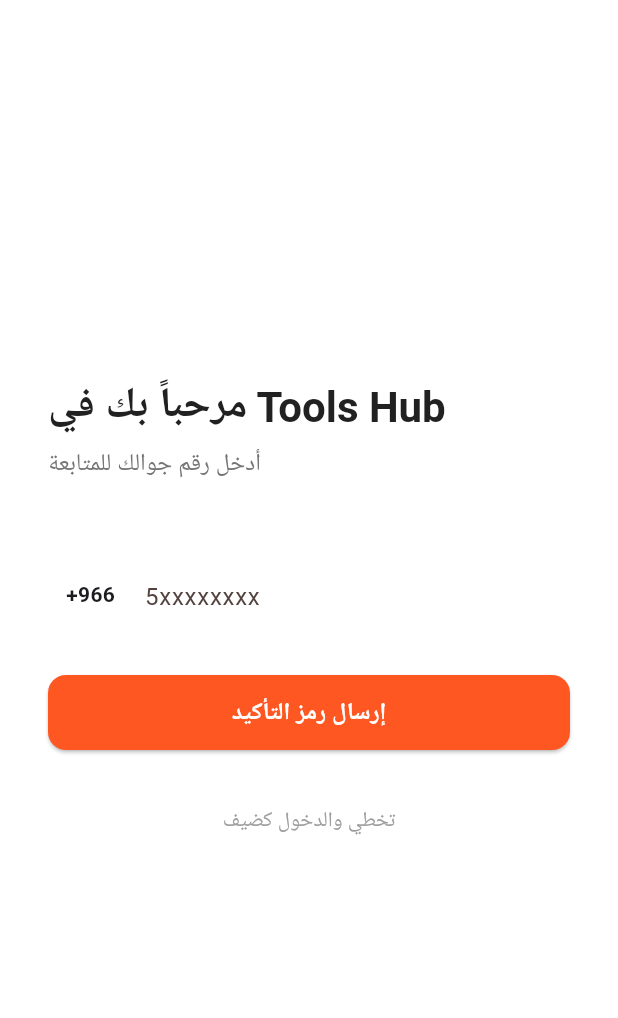
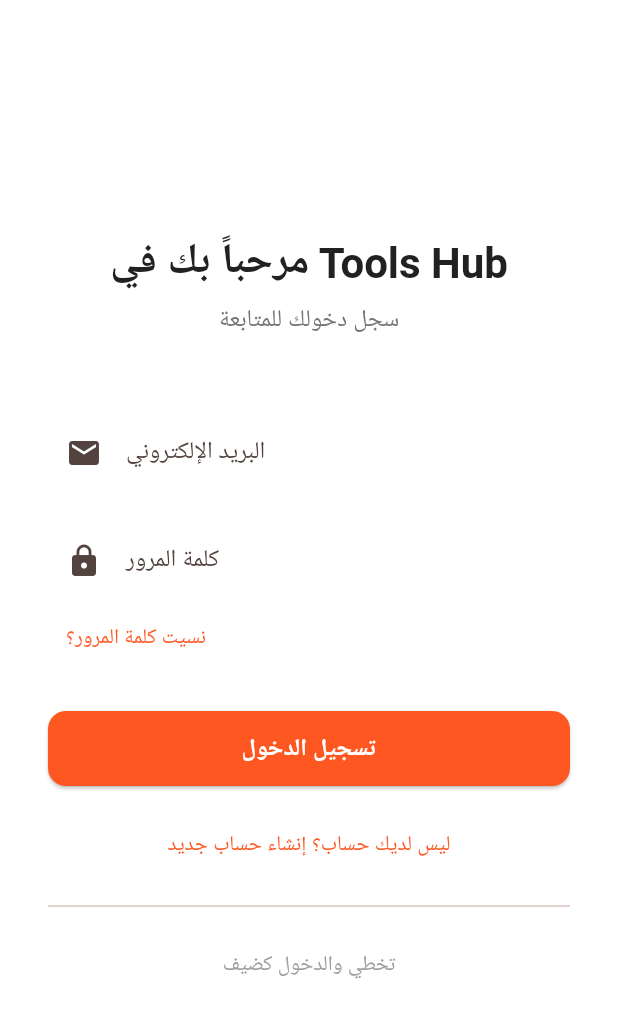
Before and after one commit to darysaleh3-ops/tools_hub, a Flutter app: the screen it shows after launch, on a phone screen of 412 x 824 dp. Shown: the top 1018 px of the screen. Run offline on Flutter 3.47's test engine with Material 3 defaults, Android fonts, the phone set to English and light mode, and no system bars; our stand-ins replace cloud_firestore, dio, firebase_auth, firebase_core, flutter_riverpod, font_awesome_flutter and 2 more; accounts and stored records are empty; Roboto replaces fonts that are missing (Cairo); statements that could not run were skipped.

Commit message:
Implement Email/Password Auth, Forgot Password, and Login Persistence

```diff
--- a/lib/core/router/app_router.dart
+++ b/lib/core/router/app_router.dart
@@ -2,6 +2,8 @@
 import 'package:go_router/go_router.dart';
 import '../../features/auth/domain/auth_notifier.dart';
 import '../../features/auth/presentation/login_screen.dart';
+import '../../features/auth/presentation/register_screen.dart';
+import '../../features/auth/presentation/forgot_password_screen.dart';
 import '../../features/auth/presentation/otp_screen.dart';
 import '../../features/equipment/presentation/home_screen.dart';
 import '../../features/equipment/presentation/equipment_details_screen.dart';
@@ -12,9 +14,16 @@
   return GoRouter(
     initialLocation: '/login',
     redirect: (context, state) {
+      // If we are currently authenticating (e.g. restoring session), do nothing yet.
+      // This prevents kicking the user out while Firebase is checking their token.
+      if (authState.status == AuthStatus.authenticating) return null;
+
       final loggedIn = authState.status == AuthStatus.authenticated;
       final loggingIn =
-          state.matchedLocation == '/login' || state.matchedLocation == '/otp';
+          state.matchedLocation == '/login' ||
+          state.matchedLocation == '/otp' ||
+          state.matchedLocation == '/register' ||
+          state.matchedLocation == '/forgot-password';
 
       if (!loggedIn && !loggingIn) return '/login';
       if (loggedIn && loggingIn) return '/';
@@ -22,6 +31,14 @@
     },
     routes: [
       GoRoute(path: '/login', builder: (context, state) => const LoginScreen()),
+      GoRoute(
+        path: '/register',
+        builder: (context, state) => const RegisterScreen(),
+      ),
+      GoRoute(
+        path: '/forgot-password',
+        builder: (context, state) => const ForgotPasswordScreen(),
+      ),
       GoRoute(path: '/otp', builder: (context, state) => const OTPScreen()),
       GoRoute(path: '/', builder: (context, state) => const HomeScreen()),
       GoRoute(
--- a/lib/features/auth/presentation/login_screen.dart
+++ b/lib/features/auth/presentation/login_screen.dart
@@ -12,11 +12,13 @@
 }
 
 class _LoginScreenState extends ConsumerState<LoginScreen> {
-  final _phoneController = TextEditingController();
+  final _emailController = TextEditingController();
+  final _passwordController = TextEditingController();
 
   @override
   void dispose() {
-    _phoneController.dispose();
+    _emailController.dispose();
+    _passwordController.dispose();
     super.dispose();
   }
 
@@ -24,22 +26,16 @@
   Widget build(BuildContext context) {
     final authState = ref.watch(authProvider);
 
-    // Listen for codeSent state to navigate to OTP screen
-    ref.listen(authProvider, (previous, next) {
-      if (next.status == AuthStatus.codeSent) {
-        context.push('/otp');
-      }
-    });
-
     return Scaffold(
       backgroundColor: Colors.white,
       body: Center(
+        child: SingleChildScrollView(
           child: Container(
             constraints: const BoxConstraints(maxWidth: 450),
             padding: const EdgeInsets.all(32.0),
             child: Column(
               mainAxisAlignment: MainAxisAlignment.center,
-            crossAxisAlignment: CrossAxisAlignment.start,
+              crossAxisAlignment: CrossAxisAlignment.stretch,
               children: [
                 Text(
                   'مرحباً بك في Tools Hub',
@@ -47,54 +43,81 @@
                     color: AppTheme.secondaryColor,
                     fontWeight: FontWeight.bold,
                   ),
+                  textAlign: TextAlign.center,
                 ),
                 const SizedBox(height: 8),
                 Text(
-                'أدخل رقم جوالك للمتابعة',
+                  'سجل دخولك للمتابعة',
                   style: Theme.of(
                     context,
                   ).textTheme.bodyLarge?.copyWith(color: Colors.grey[600]),
+                  textAlign: TextAlign.center,
                 ),
                 const SizedBox(height: 48),
+
                 TextField(
-                controller: _phoneController,
-                keyboardType: TextInputType.phone,
-                textAlign: TextAlign.left,
+                  controller: _emailController,
+                  keyboardType: TextInputType.emailAddress,
                   decoration: const InputDecoration(
-                  hintText: '5xxxxxxxx',
-                  prefixIcon: Padding(
-                    padding: EdgeInsets.all(12.0),
-                    child: Text(
-                      '+966 ',
-                      style: TextStyle(fontWeight: FontWeight.bold),
+                    labelText: 'البريد الإلكتروني',
+                    prefixIcon: Icon(Icons.email),
                   ),
                 ),
+                const SizedBox(height: 16),
+
+                TextField(
+                  controller: _passwordController,
+                  obscureText: true,
+                  decoration: const InputDecoration(
+                    labelText: 'كلمة المرور',
+                    prefixIcon: Icon(Icons.lock),
                   ),
                 ),
+
+                Align(
+                  alignment: Alignment.centerLeft,
+                  child: TextButton(
+                    onPressed: () => context.push('/forgot-password'),
+                    child: const Text('نسيت كلمة المرور؟'),
+                  ),
+                ),
+
                 if (authState.status == AuthStatus.error) ...[
                   const SizedBox(height: 16),
                   Text(
                     authState.errorMessage ?? 'حدث خطأ ما',
                     style: const TextStyle(color: Colors.red),
+                    textAlign: TextAlign.center,
                   ),
                 ],
                 const SizedBox(height: 24),
+
                 ElevatedButton(
                   onPressed: authState.status == AuthStatus.authenticating
                       ? null
                       : () {
-                        final phone = _phoneController.text.trim();
-                        if (phone.isNotEmpty) {
-                          ref.read(authProvider.notifier).sendOTP('+966$phone');
+                          final email = _emailController.text.trim();
+                          final password = _passwordController.text.trim();
+                          if (email.isNotEmpty && password.isNotEmpty) {
+                            ref
+                                .read(authProvider.notifier)
+                                .signIn(email, password);
                           }
                         },
                   child: authState.status == AuthStatus.authenticating
                       ? const CircularProgressIndicator(color: Colors.white)
-                    : const Text('إرسال رمز التأكيد'),
+                      : const Text('تسجيل الدخول'),
                 ),
-              const SizedBox(height: 24),
-              Center(
-                child: TextButton(
+                const SizedBox(height: 16),
+
+                TextButton(
+                  onPressed: () => context.push('/register'),
+                  child: const Text('ليس لديك حساب؟ إنشاء حساب جديد'),
+                ),
+
+                const Divider(height: 32),
+
+                TextButton(
                   onPressed: authState.status == AuthStatus.authenticating
                       ? null
                       : () =>
@@ -104,8 +127,8 @@
                     style: TextStyle(color: Colors.grey),
                   ),
                 ),
+              ],
             ),
-            ],
           ),
         ),
       ),
```
Also changed, not shown: lib/features/auth/data/auth_repository.dart (+39 -2 lines), lib/features/auth/domain/auth_notifier.dart (+53 -0 lines), lib/features/auth/domain/user_model.dart (added, +31 -0 lines), lib/features/auth/presentation/forgot_password_screen.dart (added, +123 -0 lines), lib/features/auth/presentation/register_screen.dart (added, +153 -0 lines). Lines whose indentation alone changed are shown as unchanged.
